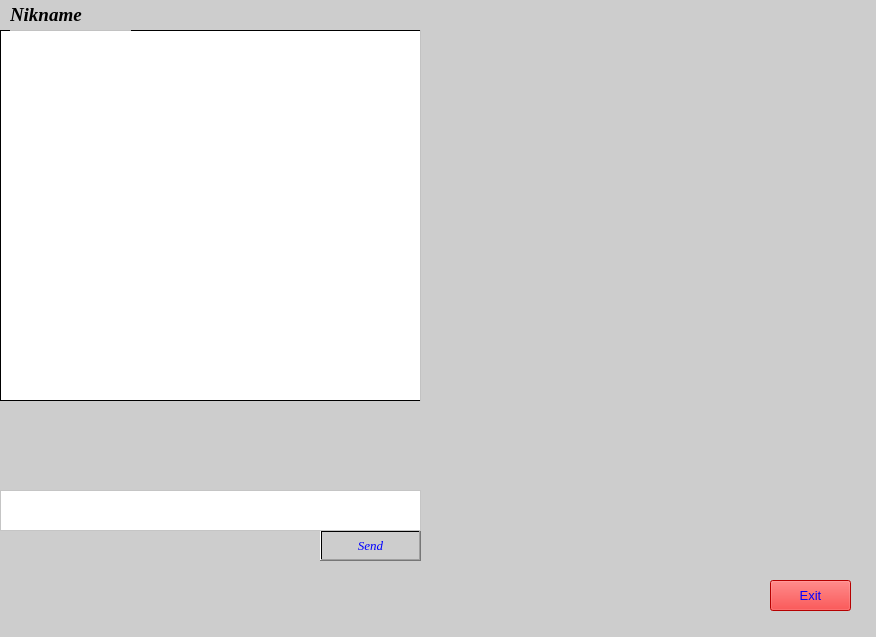
First picture: the form in QTClient/mainwindow.ui, repository icarazob/TCPVideoChatQT, before the edit.
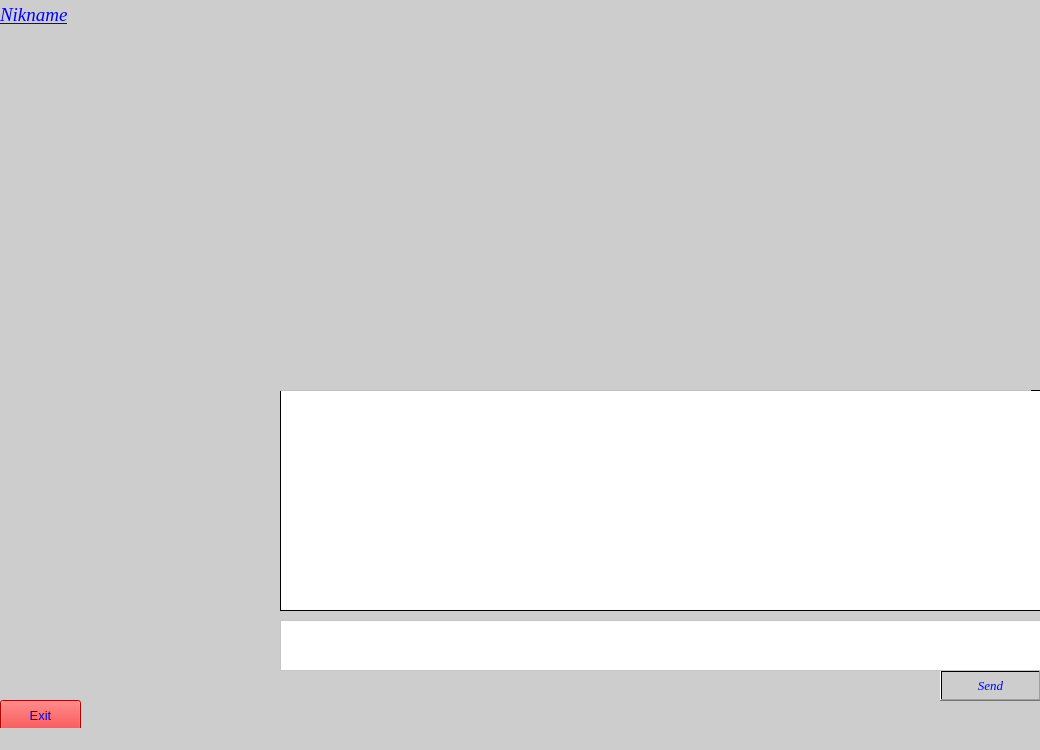
Second picture: the form after the edit. Icons and pictures are not drawn.

What changed in the file:
```diff
--- a/QTClient/mainwindow.ui
+++ b/QTClient/mainwindow.ui
@@ -6,8 +6,8 @@
    <rect>
     <x>0</x>
     <y>0</y>
-    <width>876</width>
-    <height>637</height>
+    <width>1040</width>
+    <height>750</height>
    </rect>
   </property>
   <property name="font">
@@ -37,8 +37,8 @@
    <widget class="QPushButton" name="buttonExit">
     <property name="geometry">
      <rect>
-      <x>770</x>
-      <y>580</y>
+      <x>0</x>
+      <y>700</y>
       <width>81</width>
       <height>31</height>
      </rect>
@@ -71,10 +71,10 @@
    <widget class="QPlainTextEdit" name="plainTextEdit">
     <property name="geometry">
      <rect>
-      <x>0</x>
-      <y>30</y>
-      <width>421</width>
-      <height>371</height>
+      <x>280</x>
+      <y>390</y>
+      <width>761</width>
+      <height>221</height>
      </rect>
     </property>
     <property name="font">
@@ -96,8 +96,8 @@
    <widget class="QPushButton" name="sendButton">
     <property name="geometry">
      <rect>
-      <x>320</x>
-      <y>530</y>
+      <x>940</x>
+      <y>670</y>
       <width>101</width>
       <height>31</height>
      </rect>
@@ -126,10 +126,10 @@
    <widget class="QPlainTextEdit" name="plainTextForSend">
     <property name="geometry">
      <rect>
-      <x>0</x>
-      <y>490</y>
-      <width>421</width>
-      <height>41</height>
+      <x>280</x>
+      <y>620</y>
+      <width>761</width>
+      <height>51</height>
      </rect>
     </property>
     <property name="font">
@@ -146,10 +146,10 @@
    <widget class="QLabel" name="label">
     <property name="geometry">
      <rect>
-      <x>420</x>
-      <y>30</y>
-      <width>441</width>
-      <height>371</height>
+      <x>280</x>
+      <y>0</y>
+      <width>751</width>
+      <height>391</height>
      </rect>
     </property>
     <property name="autoFillBackground">
@@ -165,8 +165,8 @@
    <widget class="QPushButton" name="videoButton">
     <property name="geometry">
      <rect>
-      <x>600</x>
-      <y>400</y>
+      <x>580</x>
+      <y>360</y>
       <width>41</width>
       <height>31</height>
      </rect>
@@ -197,7 +197,7 @@
     <property name="geometry">
      <rect>
       <x>680</x>
-      <y>400</y>
+      <y>360</y>
       <width>41</width>
       <height>31</height>
      </rect>
@@ -223,9 +223,9 @@
    <widget class="QLabel" name="nameLabel">
     <property name="geometry">
      <rect>
-      <x>10</x>
+      <x>0</x>
       <y>0</y>
-      <width>121</width>
+      <width>91</width>
       <height>31</height>
      </rect>
     </property>
@@ -239,18 +239,17 @@
      </font>
     </property>
     <property name="styleSheet">
-     <string notr="true">background-color: qlineargradient(spread:pad, x1:0, y1:0, x2:1, y2:0, stop:1 rgba(205, 205, 205, 241));
-color: rgb(0, 0, 0);</string>
+     <string notr="true">color: rgb(0, 0, 255);</string>
     </property>
     <property name="text">
-     <string>&lt;html&gt;&lt;head/&gt;&lt;body&gt;&lt;p&gt;&lt;span style=&quot; font-weight:600; font-style:italic;&quot;&gt;Nikname&lt;/span&gt;&lt;/p&gt;&lt;/body&gt;&lt;/html&gt;</string>
+     <string>&lt;html&gt;&lt;head/&gt;&lt;body&gt;&lt;p&gt;&lt;span style=&quot; font-weight:400; text-decoration: underline;&quot;&gt;Nikname&lt;/span&gt;&lt;/p&gt;&lt;/body&gt;&lt;/html&gt;</string>
     </property>
    </widget>
    <widget class="QPushButton" name="audioButton">
     <property name="geometry">
      <rect>
-      <x>640</x>
-      <y>400</y>
+      <x>630</x>
+      <y>360</y>
       <width>41</width>
       <height>31</height>
      </rect>
```
Left out of the diff: 5 changed lines with no effect on the pictures.
